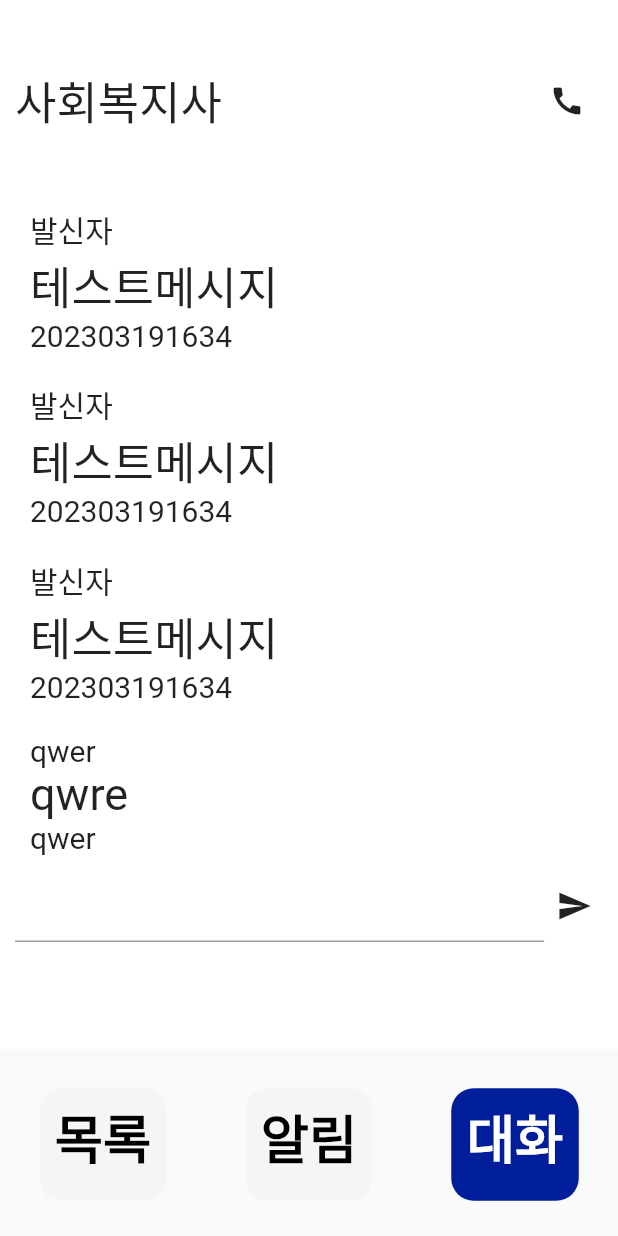
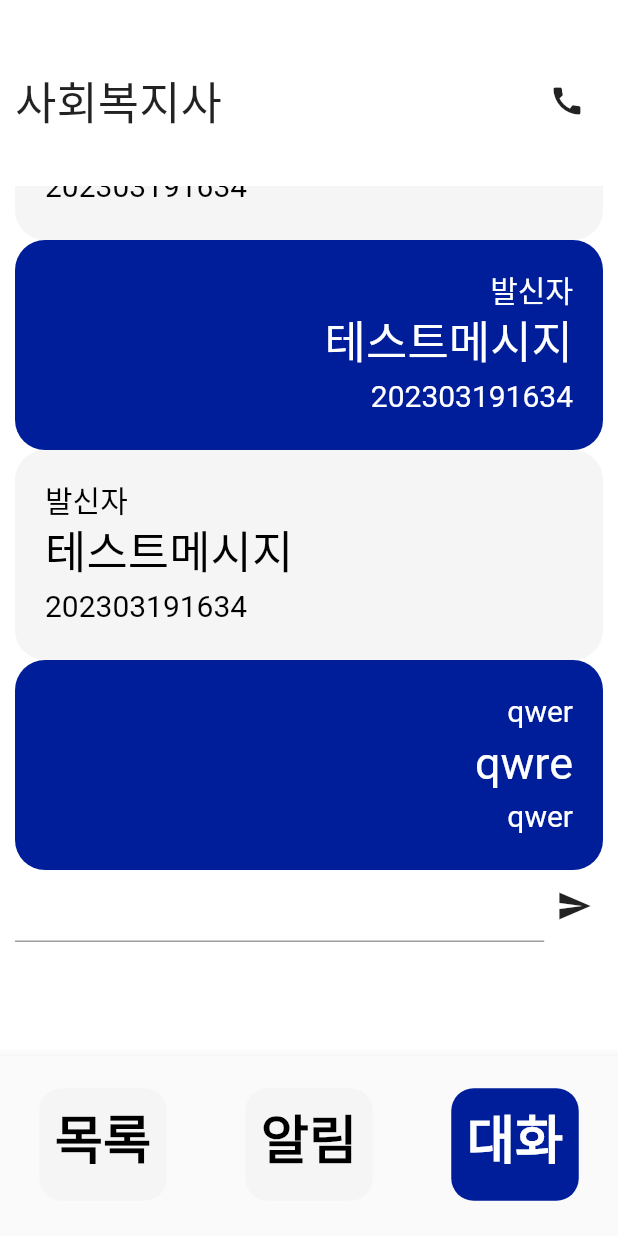
Before and after one commit to GDSC-CAU/Wiro-Flutter-App, a Flutter app: the screen it shows once a user with an empty profile is signed in, item 3 of the bottom bar chosen, on a phone screen of 412 x 824 dp. Run offline on Flutter 3.47's test engine with Material 2 defaults, Android fonts, the phone set to English and light mode, and no system bars; our stand-ins replace firebase_auth, firebase_core, google_sign_in; accounts and stored records are empty; generated files the repository leaves out were written again.

Commit message:
Update Chat Page : Applied Chat Bubble Design

```diff
--- a/lib/pages/Base/Chat.dart
+++ b/lib/pages/Base/Chat.dart
@@ -128,6 +128,7 @@ class _ChatHistoryState extends State<ChatHistory> {
               } else {
                 chatItemList.add(ChatHistoryItem(chatData: chatItem, isFromMe: false));
               }
+              i++;
             }
             return chatItemList;
           }(),
@@ -151,38 +152,62 @@ class ChatHistoryItem extends StatelessWidget {
   Widget build(BuildContext context) {
     return SizedBox(
       width: double.infinity,
+      child: DecoratedBox(
+        decoration: BoxDecoration(
+          borderRadius: BorderRadius.circular(20),
+          color: isFromMe ? const Color(0xFF001E99) : const Color(0xFFF5F5F5)
+        ),
         child: Padding(
-        padding: const EdgeInsets.all(10.0),
+          padding: const EdgeInsets.all(20.0),
           child: Column(
             children: [
               SizedBox(
                 width: double.infinity,
+                child: Padding(
+                  padding: const EdgeInsets.only(bottom: 5.0, top: 5.0),
                   child: Text(
                     chatData['sender']!,
-                style: const TextStyle(
-                  fontSize: 20
+                    textAlign: isFromMe ? TextAlign.end : TextAlign.start,
+                    style: TextStyle(
+                      color: isFromMe ? const Color(0xFFFFFFFF) : const Color(0xFF000000),
+                      fontSize: 20,
+                      height: 1
+                    )
                   )
                 ),
               ),
               SizedBox(
                 width: double.infinity,
+                child: Padding(
+                  padding: const EdgeInsets.only(bottom: 5.0, top: 5.0),
                   child: Text(
                     chatData['message']!,
-                style: const TextStyle(
-                  fontSize: 30
+                    textAlign: isFromMe ? TextAlign.end : TextAlign.start,
+                    style: TextStyle(
+                      color: isFromMe ? const Color(0xFFFFFFFF) : const Color(0xFF000000),
+                      fontSize: 30,
+                      height: 1
+                    )
                   )
                 ),
               ),
               SizedBox(
                 width: double.infinity,
+                child: Padding(
+                  padding: const EdgeInsets.only(bottom: 5.0, top: 5.0),
                   child: Text(
                     chatData['datetime']!,
-                style: const TextStyle(
-                  fontSize: 20
+                    textAlign: isFromMe ? TextAlign.end : TextAlign.start,
+                    style: TextStyle(
+                      color: isFromMe ? const Color(0xFFFFFFFF) : const Color(0xFF000000),
+                      fontSize: 20,
+                      height: 1
+                    )
                   )
                 ),
               )
             ],
+          )
         )
       )
     );
```
Lines whose indentation alone changed are shown as unchanged.
